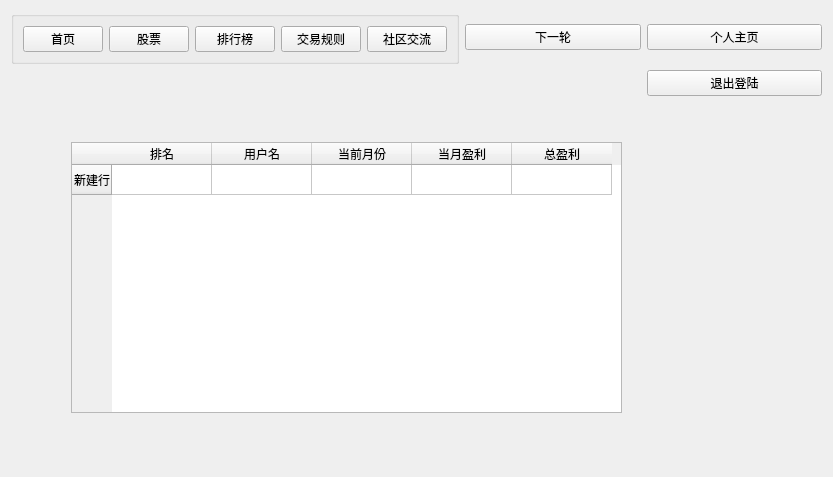
Qt form VirtualStock_dir/mainwindow.ui (Vks-Feng/Nullptr) before a commit.
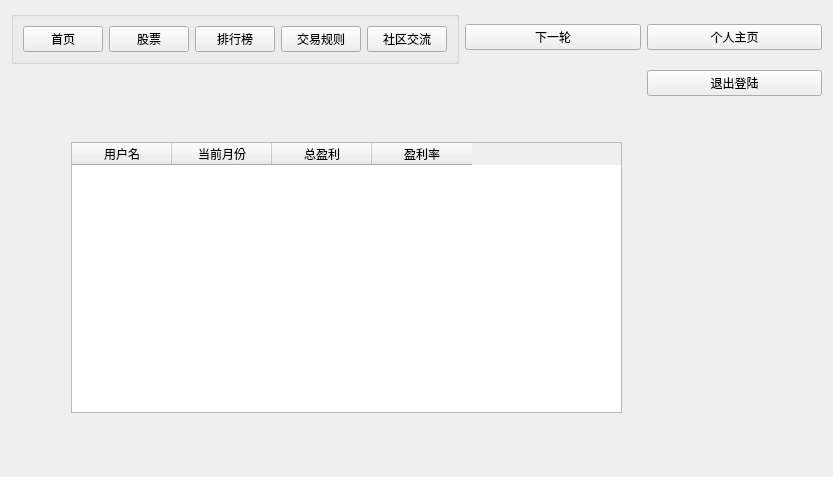
The same form after that commit.

Diff of the .ui file:
```diff
--- a/VirtualStock_dir/mainwindow.ui
+++ b/VirtualStock_dir/mainwindow.ui
@@ -204,16 +204,6 @@
          <height>271</height>
         </rect>
        </property>
-       <row>
-        <property name="text">
-         <string>新建行</string>
-        </property>
-       </row>
-       <column>
-        <property name="text">
-         <string>排名</string>
-        </property>
-       </column>
        <column>
         <property name="text">
          <string>用户名</string>
@@ -224,16 +214,16 @@
          <string>当前月份</string>
         </property>
        </column>
-       <column>
-        <property name="text">
-         <string>当月盈利</string>
-        </property>
-       </column>
        <column>
         <property name="text">
          <string>总盈利</string>
         </property>
        </column>
+       <column>
+        <property name="text">
+         <string>盈利率</string>
+        </property>
+       </column>
       </widget>
      </widget>
      <widget class="QWidget" name="selectpage4">
```
